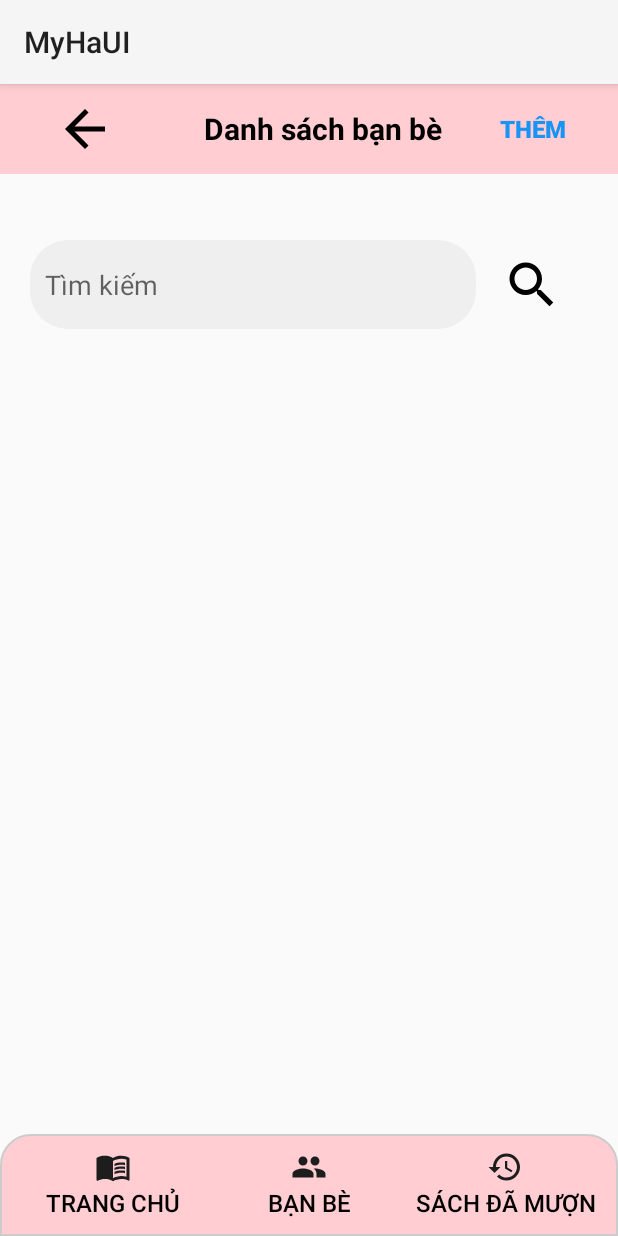
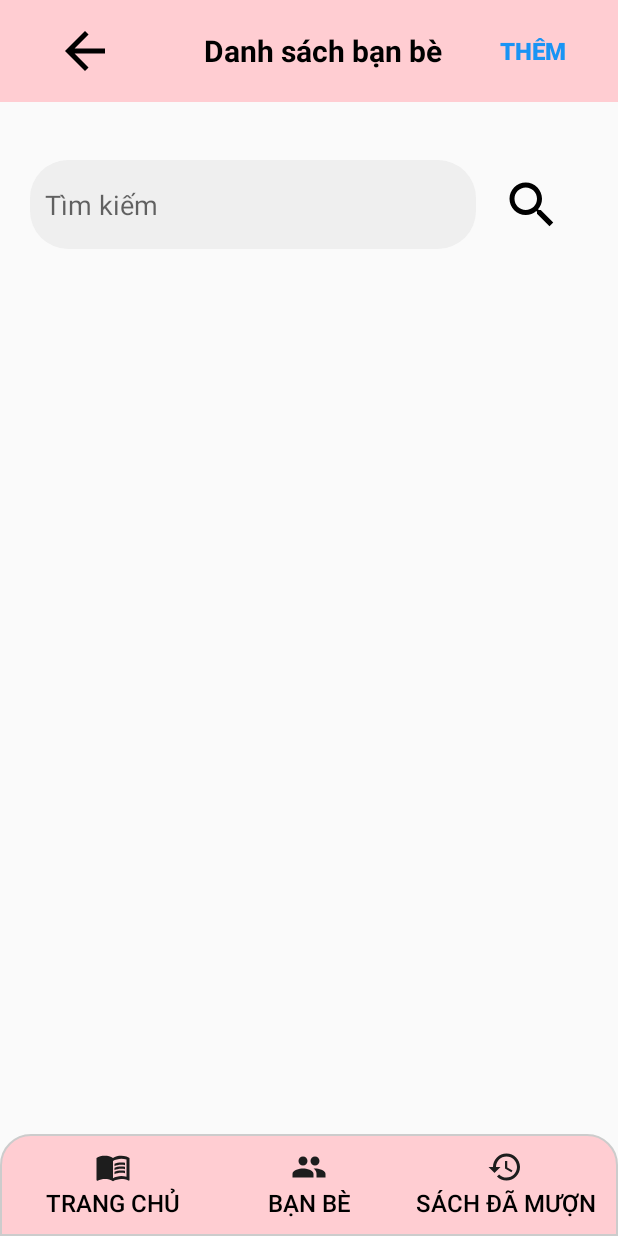
Before and after one commit to NgocDungIT/MyHaUI, an Android app: the FriendListActivity screen opened directly, with no data from a screen before it, on a phone screen of 412 x 824 dp. Run offline under Robolectric (Android 15) with nearby library versions, the phone set to English and light mode, and no system bars.

Commit message:
update xml

```diff
--- a/app/src/main/res/layout/activity_borrow_books_list.xml
+++ b/app/src/main/res/layout/activity_borrow_books_list.xml
@@ -40,7 +40,7 @@
 
     <LinearLayout
         android:layout_width="match_parent"
-        android:layout_height="597dp"
+        android:layout_height="650dp"
         android:layout_gravity="center"
         android:orientation="vertical">
         <!-- Search Bar -->
--- a/app/src/main/res/layout/activity_friend_list.xml
+++ b/app/src/main/res/layout/activity_friend_list.xml
@@ -10,7 +10,7 @@
 
     <LinearLayout
         android:layout_width="match_parent"
-        android:layout_height="60dp"
+        android:layout_height="wrap_content"
         android:background="#FFCDD2"
         android:orientation="horizontal"
         android:gravity="center_vertical"
@@ -52,7 +52,7 @@
 
     <LinearLayout
         android:layout_width="match_parent"
-        android:layout_height="600dp"
+        android:layout_height="650dp"
         android:layout_gravity="center"
         android:orientation="vertical">
         <!-- Search Bar -->
--- a/app/src/main/res/values/themes.xml
+++ b/app/src/main/res/values/themes.xml
@@ -1,6 +1,6 @@
 <resources xmlns:tools="http://schemas.android.com/tools">
     <!-- Base application theme. -->
-    <style name="Base.Theme.MyHaUI" parent="Theme.AppCompat.DayNight">
+    <style name="Base.Theme.MyHaUI" parent="Theme.AppCompat.DayNight.NoActionBar">
         <!-- Customize your light theme here. -->
         <!-- <item name="colorPrimary">@color/my_light_primary</item> -->
     </style>
```
